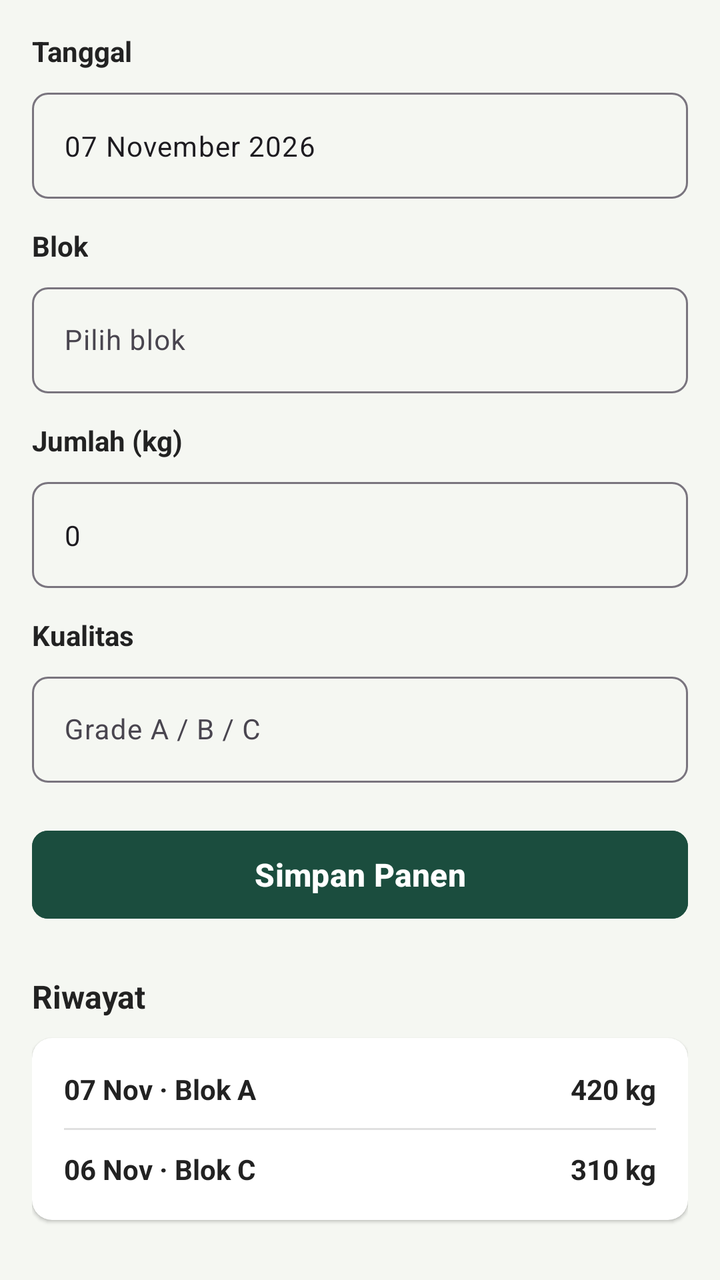
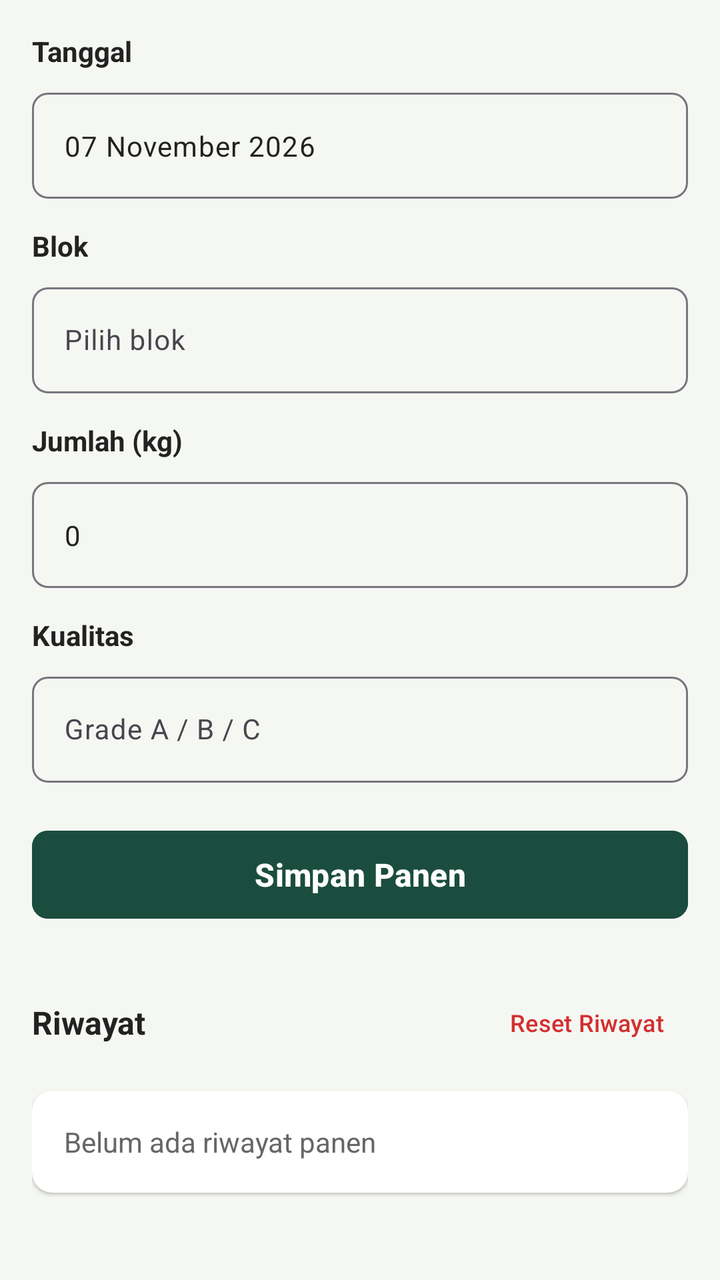

The first picture is an Android layout as it rendered before a commit; the second is the same layout after the commit. The layout source and the unified diff follow.
<!-- AndroidManifest.xml: application theme Theme.SmartCoffeeFarm -->
<!-- res/layout/fragment_panen.xml -->
<?xml version="1.0" encoding="utf-8"?>
<ScrollView xmlns:android="http://schemas.android.com/apk/res/android"
    xmlns:app="http://schemas.android.com/apk/res-auto"
    android:layout_width="match_parent"
    android:layout_height="match_parent"
    android:background="@color/app_background"
    android:fillViewport="true"
    android:padding="16dp">

    <LinearLayout
        android:layout_width="match_parent"
        android:layout_height="wrap_content"
        android:orientation="vertical">

        
        <TextView
            android:layout_width="wrap_content"
            android:layout_height="wrap_content"
            android:text="Tanggal"
            android:textColor="@color/text_primary"
            android:textSize="14sp"
            android:textStyle="bold" />

        <com.google.android.material.textfield.TextInputLayout
            style="@style/Widget.Material3.TextInputLayout.OutlinedBox"
            android:layout_width="match_parent"
            android:layout_height="wrap_content"
            android:layout_marginTop="6dp"
            app:boxCornerRadiusBottomEnd="8dp"
            app:boxCornerRadiusBottomStart="8dp"
            app:boxCornerRadiusTopEnd="8dp"
            app:boxCornerRadiusTopStart="8dp">

            <com.google.android.material.textfield.TextInputEditText
                android:id="@+id/etTanggal"
                android:layout_width="match_parent"
                android:layout_height="wrap_content"
                android:text="07 November 2026"
                android:textSize="14sp" />
        </com.google.android.material.textfield.TextInputLayout>

        
        <TextView
            android:layout_width="wrap_content"
            android:layout_height="wrap_content"
            android:layout_marginTop="14dp"
            android:text="Blok"
            android:textColor="@color/text_primary"
            android:textSize="14sp"
            android:textStyle="bold" />

        <com.google.android.material.textfield.TextInputLayout
            style="@style/Widget.Material3.TextInputLayout.OutlinedBox"
            android:layout_width="match_parent"
            android:layout_height="wrap_content"
            android:layout_marginTop="6dp"
            app:boxCornerRadiusBottomEnd="8dp"
            app:boxCornerRadiusBottomStart="8dp"
            app:boxCornerRadiusTopEnd="8dp"
            app:boxCornerRadiusTopStart="8dp">

            <com.google.android.material.textfield.TextInputEditText
                android:id="@+id/etBlok"
                android:layout_width="match_parent"
                android:layout_height="wrap_content"
                android:hint="Pilih blok"
                android:textSize="14sp" />
        </com.google.android.material.textfield.TextInputLayout>

        
        <TextView
            android:layout_width="wrap_content"
            android:layout_height="wrap_content"
            android:layout_marginTop="14dp"
            android:text="Jumlah (kg)"
            android:textColor="@color/text_primary"
            android:textSize="14sp"
            android:textStyle="bold" />

        <com.google.android.material.textfield.TextInputLayout
            style="@style/Widget.Material3.TextInputLayout.OutlinedBox"
            android:layout_width="match_parent"
            android:layout_height="wrap_content"
            android:layout_marginTop="6dp"
            app:boxCornerRadiusBottomEnd="8dp"
            app:boxCornerRadiusBottomStart="8dp"
            app:boxCornerRadiusTopEnd="8dp"
            app:boxCornerRadiusTopStart="8dp">

            <com.google.android.material.textfield.TextInputEditText
                android:id="@+id/etJumlah"
                android:layout_width="match_parent"
                android:layout_height="wrap_content"
                android:inputType="number"
                android:text="0"
                android:textSize="14sp" />
        </com.google.android.material.textfield.TextInputLayout>

        
        <TextView
            android:layout_width="wrap_content"
            android:layout_height="wrap_content"
            android:layout_marginTop="14dp"
            android:text="Kualitas"
            android:textColor="@color/text_primary"
            android:textSize="14sp"
            android:textStyle="bold" />

        <com.google.android.material.textfield.TextInputLayout
            style="@style/Widget.Material3.TextInputLayout.OutlinedBox"
            android:layout_width="match_parent"
            android:layout_height="wrap_content"
            android:layout_marginTop="6dp"
            app:boxCornerRadiusBottomEnd="8dp"
            app:boxCornerRadiusBottomStart="8dp"
            app:boxCornerRadiusTopEnd="8dp"
            app:boxCornerRadiusTopStart="8dp">

            <com.google.android.material.textfield.TextInputEditText
                android:id="@+id/etKualitas"
                android:layout_width="match_parent"
                android:layout_height="wrap_content"
                android:hint="Grade A / B / C"
                android:textSize="14sp" />
        </com.google.android.material.textfield.TextInputLayout>

        
        <com.google.android.material.button.MaterialButton
            android:id="@+id/btnSimpanPanen"
            android:layout_width="match_parent"
            android:layout_height="52dp"
            android:layout_marginTop="20dp"
            android:backgroundTint="@color/primary_dark_green"
            android:text="Simpan Panen"
            android:textAllCaps="false"
            android:textColor="@color/white"
            android:textSize="16sp"
            android:textStyle="bold"
            app:cornerRadius="8dp" />

        
        <TextView
            android:layout_width="wrap_content"
            android:layout_height="wrap_content"
            android:layout_marginTop="24dp"
            android:text="Riwayat"
            android:textColor="@color/text_primary"
            android:textSize="16sp"
            android:textStyle="bold" />

        <androidx.cardview.widget.CardView
            android:layout_width="match_parent"
            android:layout_height="wrap_content"
            android:layout_marginTop="10dp"
            app:cardBackgroundColor="@color/card_background"
            app:cardCornerRadius="10dp"
            app:cardElevation="1dp">

            <LinearLayout
                android:layout_width="match_parent"
                android:layout_height="wrap_content"
                android:orientation="vertical"
                android:padding="16dp">

                <LinearLayout
                    android:layout_width="match_parent"
                    android:layout_height="wrap_content"
                    android:orientation="horizontal">

                    <TextView
                        android:layout_width="0dp"
                        android:layout_height="wrap_content"
                        android:layout_weight="1"
                        android:text="07 Nov · Blok A"
                        android:textColor="@color/text_primary"
                        android:textSize="14sp"
                        android:textStyle="bold" />

                    <TextView
                        android:layout_width="wrap_content"
                        android:layout_height="wrap_content"
                        android:text="420 kg"
                        android:textColor="@color/text_primary"
                        android:textSize="14sp"
                        android:textStyle="bold" />
                </LinearLayout>

                <View
                    android:layout_width="match_parent"
                    android:layout_height="1dp"
                    android:layout_marginVertical="10dp"
                    android:background="#E0E0E0" />

                <LinearLayout
                    android:layout_width="match_parent"
                    android:layout_height="wrap_content"
                    android:orientation="horizontal">

                    <TextView
                        android:layout_width="0dp"
                        android:layout_height="wrap_content"
                        android:layout_weight="1"
                        android:text="06 Nov · Blok C"
                        android:textColor="@color/text_primary"
                        android:textSize="14sp"
                        android:textStyle="bold" />

                    <TextView
                        android:layout_width="wrap_content"
                        android:layout_height="wrap_content"
                        android:text="310 kg"
                        android:textColor="@color/text_primary"
                        android:textSize="14sp"
                        android:textStyle="bold" />
                </LinearLayout>
            </LinearLayout>
        </androidx.cardview.widget.CardView>

    </LinearLayout>
</ScrollView>
<!-- resources referenced by this layout -->
<resources>
  <color name="app_background">#F5F7F2</color>
  <color name="card_background">#FFFFFFFF</color>
  <color name="primary_dark_green">#1B4D3E</color>
  <color name="text_primary">#222222</color>
  <color name="white">#FFFFFFFF</color>
  <style name="Theme.SmartCoffeeFarm" parent="Base.Theme.SmartCoffeeFarm" />
  <style name="Base.Theme.SmartCoffeeFarm" parent="Theme.Material3.DayNight.NoActionBar">
          <item name="colorPrimary">@color/primary_dark_green</item>
          <item name="colorSecondary">@color/primary_dark_green</item>
          <item name="android:windowBackground">@color/app_background</item>
          <item name="colorSurface">@color/card_background</item>
      </style>
</resources>

<!-- the commit's change to res/layout/fragment_panen.xml (unified diff, before → after) -->
@@ -36,6 +36,7 @@
                 android:layout_width="match_parent"
                 android:layout_height="wrap_content"
                 android:text="07 November 2026"
+                android:textColor="@color/text_primary"
                 android:textSize="14sp" />
         </com.google.android.material.textfield.TextInputLayout>
 
@@ -64,6 +65,8 @@
                 android:layout_width="match_parent"
                 android:layout_height="wrap_content"
                 android:hint="Pilih blok"
+                android:textColor="@color/text_primary"
+                android:textColorHint="@color/text_secondary"
                 android:textSize="14sp" />
         </com.google.android.material.textfield.TextInputLayout>
 
@@ -93,6 +96,7 @@
                 android:layout_height="wrap_content"
                 android:inputType="number"
                 android:text="0"
+                android:textColor="@color/text_primary"
                 android:textSize="14sp" />
         </com.google.android.material.textfield.TextInputLayout>
 
@@ -121,6 +125,8 @@
                 android:layout_width="match_parent"
                 android:layout_height="wrap_content"
                 android:hint="Grade A / B / C"
+                android:textColor="@color/text_primary"
+                android:textColorHint="@color/text_secondary"
                 android:textSize="14sp" />
         </com.google.android.material.textfield.TextInputLayout>
 
@@ -139,80 +145,55 @@
             app:cornerRadius="8dp" />
 
         
-        <TextView
-            android:layout_width="wrap_content"
+        <LinearLayout
+            android:layout_width="match_parent"
             android:layout_height="wrap_content"
             android:layout_marginTop="24dp"
-            android:text="Riwayat"
-            android:textColor="@color/text_primary"
-            android:textSize="16sp"
-            android:textStyle="bold" />
+            android:gravity="center_vertical"
+            android:orientation="horizontal">
+
+            <TextView
+                android:layout_width="0dp"
+                android:layout_height="wrap_content"
+                android:layout_weight="1"
+                android:text="Riwayat"
+                android:textColor="@color/text_primary"
+                android:textSize="16sp"
+                android:textStyle="bold" />
+
+            <com.google.android.material.button.MaterialButton
+                android:id="@+id/btnResetRiwayat"
+                style="@style/Widget.Material3.Button.TextButton"
+                android:layout_width="wrap_content"
+                android:layout_height="wrap_content"
+                android:text="Reset Riwayat"
+                android:textColor="#D32F2F"
+                android:textSize="12sp" />
+        </LinearLayout>
 
         <androidx.cardview.widget.CardView
             android:layout_width="match_parent"
             android:layout_height="wrap_content"
             android:layout_marginTop="10dp"
+            android:layout_marginBottom="24dp"
             app:cardBackgroundColor="@color/card_background"
             app:cardCornerRadius="10dp"
             app:cardElevation="1dp">
 
             <LinearLayout
+                android:id="@+id/containerRiwayat"
                 android:layout_width="match_parent"
                 android:layout_height="wrap_content"
                 android:orientation="vertical"
                 android:padding="16dp">
 
-                <LinearLayout
-                    android:layout_width="match_parent"
+                <TextView
+                    android:layout_width="wrap_content"
                     android:layout_height="wrap_content"
-                    android:orientation="horizontal">
-
-                    <TextView
-                        android:layout_width="0dp"
-                        android:layout_height="wrap_content"
-                        android:layout_weight="1"
-                        android:text="07 Nov · Blok A"
-                        android:textColor="@color/text_primary"
-                        android:textSize="14sp"
-                        android:textStyle="bold" />
-
-                    <TextView
-                        android:layout_width="wrap_content"
-                        android:layout_height="wrap_content"
-                        android:text="420 kg"
-                        android:textColor="@color/text_primary"
-                        android:textSize="14sp"
-                        android:textStyle="bold" />
-                </LinearLayout>
-
-                <View
-                    android:layout_width="match_parent"
-                    android:layout_height="1dp"
-                    android:layout_marginVertical="10dp"
-                    android:background="#E0E0E0" />
-
-                <LinearLayout
-                    android:layout_width="match_parent"
-                    android:layout_height="wrap_content"
-                    android:orientation="horizontal">
-
-                    <TextView
-                        android:layout_width="0dp"
-                        android:layout_height="wrap_content"
-                        android:layout_weight="1"
-                        android:text="06 Nov · Blok C"
-                        android:textColor="@color/text_primary"
-                        android:textSize="14sp"
-                        android:textStyle="bold" />
-
-                    <TextView
-                        android:layout_width="wrap_content"
-                        android:layout_height="wrap_content"
-                        android:text="310 kg"
-                        android:textColor="@color/text_primary"
-                        android:textSize="14sp"
-                        android:textStyle="bold" />
-                </LinearLayout>
+                    android:text="Belum ada riwayat panen"
+                    android:textColor="@color/text_secondary"
+                    android:textSize="14sp" />
+
             </LinearLayout>
         </androidx.cardview.widget.CardView>
 
<!-- resource entries referenced after the edit -->
@@ -4,6 +4,7 @@
   <color name="card_background">#FFFFFFFF</color>
   <color name="primary_dark_green">#1B4D3E</color>
   <color name="text_primary">#222222</color>
+  <color name="text_secondary">#666666</color>
   <color name="white">#FFFFFFFF</color>
   <style name="Theme.SmartCoffeeFarm" parent="Base.Theme.SmartCoffeeFarm" />
   <style name="Base.Theme.SmartCoffeeFarm" parent="Theme.Material3.DayNight.NoActionBar">
